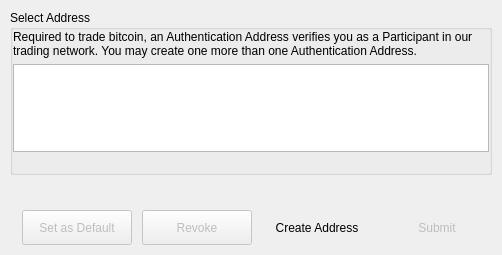
This is BlockSettleUILib/AuthAddressDialog.ui in BlockSettle/terminal as Qt 5 draws it before an edit. The edited form follows.
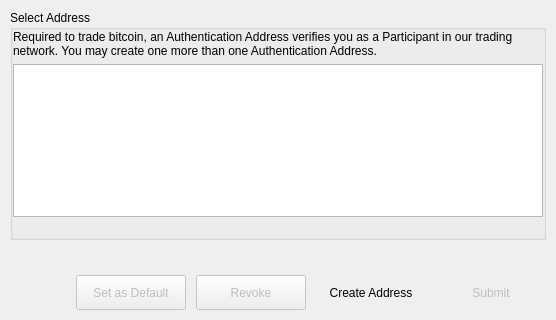
This is the edited form. Icons and pictures are not drawn.

Commit message: Allow to copy auth addresses in auth dialog

Diff of the .ui file:
```diff
--- a/BlockSettleUILib/AuthAddressDialog.ui
+++ b/BlockSettleUILib/AuthAddressDialog.ui
@@ -6,8 +6,8 @@
    <rect>
     <x>0</x>
     <y>0</y>
-    <width>500</width>
-    <height>255</height>
+    <width>556</width>
+    <height>320</height>
    </rect>
   </property>
   <property name="sizePolicy">
@@ -67,7 +67,7 @@
           <number>6</number>
          </property>
          <property name="sizeConstraint">
-          <enum>QLayout::SetMinimumSize</enum>
+          <enum>QLayout::SetDefaultConstraint</enum>
          </property>
          <property name="leftMargin">
           <number>0</number>
@@ -84,7 +84,7 @@
          <item>
           <widget class="QLabel" name="descriptionLabel">
            <property name="sizePolicy">
-            <sizepolicy hsizetype="Minimum" vsizetype="Fixed">
+            <sizepolicy hsizetype="Preferred" vsizetype="Preferred">
              <horstretch>0</horstretch>
              <verstretch>0</verstretch>
             </sizepolicy>
@@ -104,8 +104,8 @@
           <widget class="QTreeView" name="treeViewAuthAdress">
            <property name="minimumSize">
             <size>
-             <width>476</width>
-             <height>60</height>
+             <width>0</width>
+             <height>0</height>
             </size>
            </property>
            <property name="alternatingRowColors">
```
Left out of the diff: 3 changed lines with no effect on the pictures. The commit also changes 3 other files.
